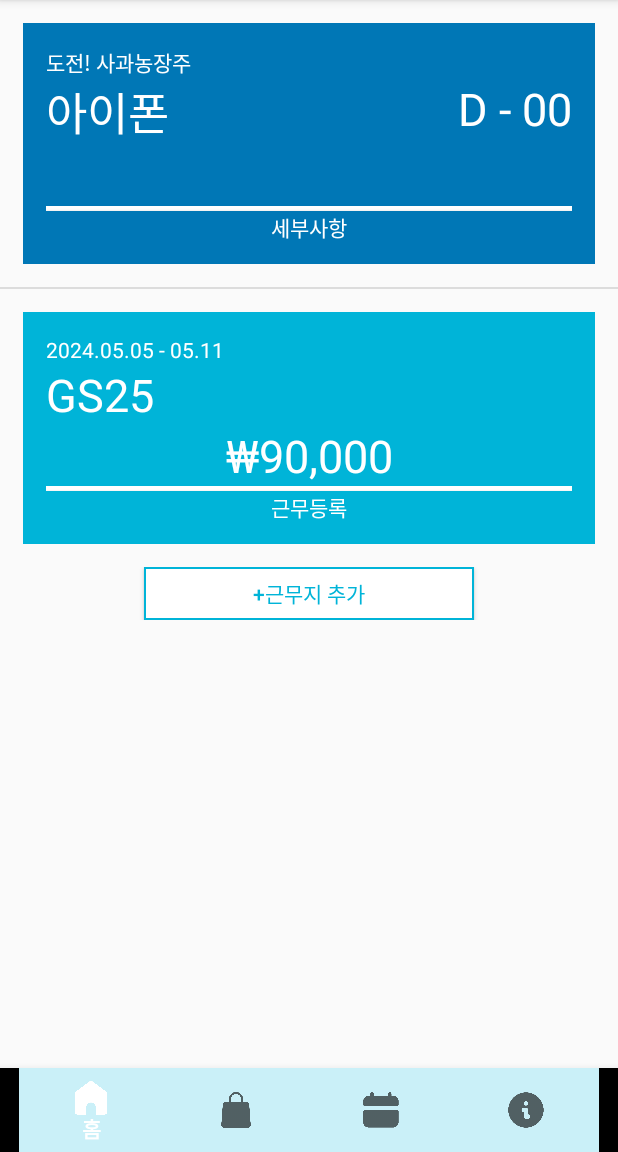
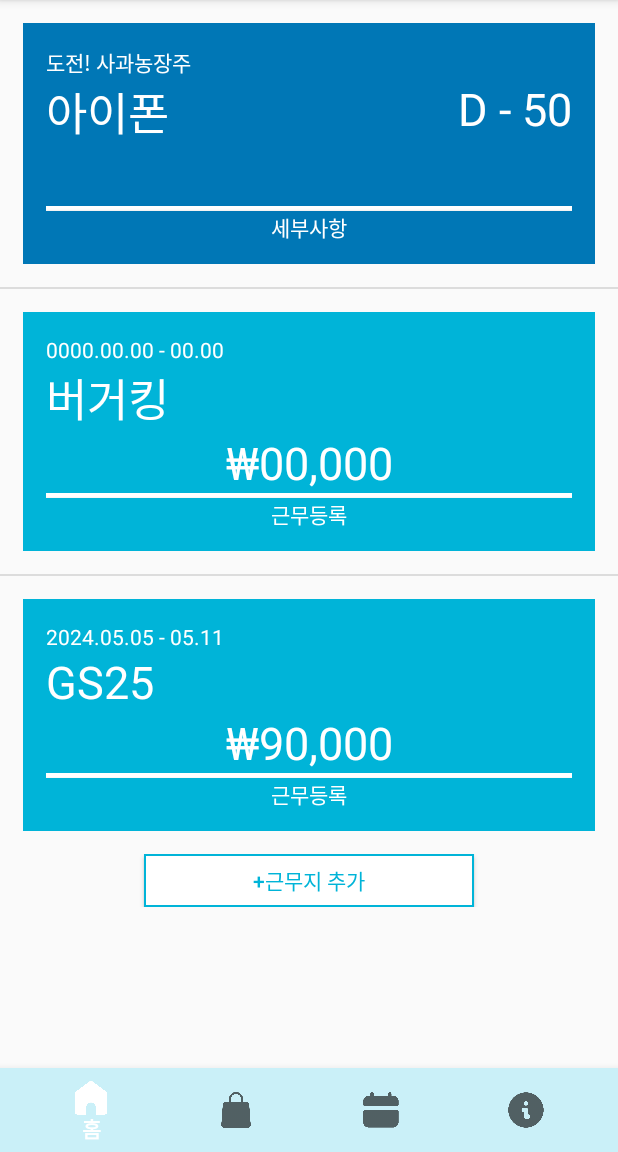
Before and after one commit to Njongwook/24-1-MCTeamProject, an Android app: the screen it shows after launch (NaviActivity), on a phone screen of 412 x 824 dp, the part 84-1236 px from its top. Run offline under Robolectric (Android 15) with nearby library versions, the phone set to English and light mode, and no system bars.

```diff
--- a/app/src/main/java/com/example/timeconversionapplication/Dday.kt
+++ b/app/src/main/java/com/example/timeconversionapplication/Dday.kt
@@ -4,5 +4,6 @@ class Dday (val Dtime: Int,
             val Dday: Int,
             val product_name: String,
             val product_price: Int,
+            val product_memo: String,
             val place_name: String,
             val hourly: Int)
--- a/app/src/main/java/com/example/timeconversionapplication/HomeFragment.kt
+++ b/app/src/main/java/com/example/timeconversionapplication/HomeFragment.kt
@@ -28,6 +28,8 @@ class HomeFragment : Fragment() {
     lateinit var binding: FragmentHomeBinding
     private lateinit var dbHelper: MyDatabase.MyDBHelper
     private lateinit var adapter: MyAdapter
+    private lateinit var adapter2: MyAdapter
+    private lateinit var adapter3: MyAdapter
 
 //    private var param1: String? = null
 //    private var param2: String? = null
@@ -46,7 +48,7 @@ class HomeFragment : Fragment() {
         val db = dbHelper.writableDatabase
         Log.d("TAG", "START")
 
-        // Product 데이터 삽입
+        // SAMPLE : Product 데이터 삽입
         val productArr = mutableListOf(
             Product("아이폰", 1500000, "도전! 사과농장주")
         )
@@ -66,6 +68,55 @@ class HomeFragment : Fragment() {
                 db.update(myentry.TABLE_NAME, products, "${myentry.product_name} LIKE ?", arrayOf(entry.product_name))
             }
         }
+
+        // SAMPLE : Dday 데이터 삽입
+        val ddayArr = mutableListOf(
+            Dday(100, 50, "아이폰", 1500000, "도전! 사과농장주", "버거킹", 10000)
+        )
+        for (entry in ddayArr) {
+            val myentry = MyDatabase.MyDBContract.Dday
+            val ddays = ContentValues().apply {
+                put(myentry.Dtime, entry.Dtime)
+                put(myentry.Dday, entry.Dday)
+                put(myentry.product_name, entry.product_name)
+                put(myentry.product_price, entry.product_price)
+                put(myentry.product_memo, entry.product_memo)
+                put(myentry.place_name, entry.place_name)
+                put(myentry.hourly, entry.hourly)
+            }
+            Log.d("TAG", "Ddays:$ddays")
+
+            try {
+                val newRowId = db.insertOrThrow(myentry.TABLE_NAME, null, ddays)
+                Log.d("TAG", newRowId.toString())
+            } catch (e: SQLiteConstraintException) {
+                db.update(myentry.TABLE_NAME, ddays, "${myentry.product_name} LIKE ?", arrayOf(entry.product_name))
+            }
+        }
+
+        // SAMPLE : WorkPlace 데이터 삽입
+        val placeArr = mutableListOf(
+            WorkPlace("버거킹", 3, 15, 10000, 1, 1)
+        )
+        for (entry in placeArr) {
+            val myentry = MyDatabase.MyDBContract.WorkPlace
+            val products = ContentValues().apply {
+                put(myentry.place_name, entry.place_name)
+                put(myentry.salary_style, entry.salary_style)
+                put(myentry.salary_day, entry.salary_day)
+                put(myentry.hourly, entry.hourly)
+                put(myentry.tax, entry.tax)
+                put(myentry.insurance, entry.insurance)
+            }
+            Log.d("TAG", "Products:$products")
+
+            try {
+                val newRowId = db.insertOrThrow(myentry.TABLE_NAME, null, products)
+                Log.d("TAG", newRowId.toString())
+            } catch (e: SQLiteConstraintException) {
+                db.update(myentry.TABLE_NAME, products, "${myentry.place_name} LIKE ?", arrayOf(entry.place_name))
+            }
+        }
     }
 
     override fun onCreateView(
@@ -78,16 +129,23 @@ class HomeFragment : Fragment() {
             startActivity(intent)
         }
 
-        // RecyclerView 설정
+        // RecyclerView 설정 - recyclerView1은 상품 정보, recyclerView2 는 근무 정보
         binding.recyclerView1.layoutManager = LinearLayoutManager(requireContext())
         binding.recyclerView1.addItemDecoration(DividerItemDecoration(requireContext(), LinearLayoutManager.VERTICAL))
+        binding.recyclerView2.layoutManager = LinearLayoutManager(requireContext())
+        binding.recyclerView2.addItemDecoration(DividerItemDecoration(requireContext(), LinearLayoutManager.VERTICAL))
 
-        // 데이터베이스에서 Product 데이터 가져오기
-        val productList = dbHelper.selectAll(MyDatabase.MyDBContract.Product.TABLE_NAME, Product::class.java)
+        // 데이터베이스에서 Dday 데이터 가져오기
+        val productList = dbHelper.selectAll(MyDatabase.MyDBContract.Dday.TABLE_NAME, Dday::class.java)
+
+        // 데이터베이스에서 WorkPlace 데이터 가져오기
+        val placeList = dbHelper.selectAll(MyDatabase.MyDBContract.WorkPlace.TABLE_NAME, WorkPlace::class.java)
 
         // 어댑터 설정 및 RecyclerView에 어댑터 할당
         adapter = MyAdapter(productList as MutableList<Any>)
         binding.recyclerView1.adapter = adapter
+        adapter3 = MyAdapter(placeList as MutableList<Any>)
+        binding.recyclerView2.adapter = adapter3
 
         return binding.root
     }
--- a/app/src/main/java/com/example/timeconversionapplication/MyAdapter.kt
+++ b/app/src/main/java/com/example/timeconversionapplication/MyAdapter.kt
@@ -1,5 +1,6 @@
 package com.example.timeconversionapplication
 
+import android.util.Log
 import android.view.LayoutInflater
 import android.view.ViewGroup
 import androidx.recyclerview.widget.RecyclerView
@@ -17,39 +18,25 @@ class MyAdapter(private var dataSet: MutableList<Any>): RecyclerView.Adapter<Rec
     }
 
     inner class ProductViewHolder(val binding: ListProductBinding) : RecyclerView.ViewHolder(binding.root) {
-        fun bind(product: Product) {
-            binding.memo.text = product.memo
-            binding.productName.text = product.product_name
+        fun bind(dday: Dday) {
+            binding.memo.text = dday.product_memo
+            binding.productName.text = dday.product_name
+            binding.dday.text = dday.Dday.toString()
         }
     }
-
-//    inner class ProductViewHolder(val binding: ListProductBinding) : RecyclerView.ViewHolder(binding.root) {
-//        fun bind(product: Product, dday: Dday) {
-//            binding.memo.text = product.memo
-//            binding.productName.text = product.product_name
-//            binding.dday.text = dday.Dday.toString()
-//        }
-//    }
-
-//    inner class ProductViewHolder(val binding: ListProductBinding) : RecyclerView.ViewHolder(binding.root) {
-//        fun bind(data: Any) {
-//            if (data is Product && data.dday != null) {
-//                binding.memo.text = data.memo
-//                binding.productName.text = data.product_name
-//                binding.dday.text = data.dday.Dday.toString()
-//            }
-//        }
-//    }
 
     override fun getItemCount(): Int {
         return dataSet.size
     }
 
     override fun getItemViewType(position: Int): Int {
-        return when (dataSet[position]) {
+        return when (val item = dataSet[position]) {
             is WorkPlace -> VIEW_TYPE_PLACE
-            is Product -> VIEW_TYPE_PRODUCT
-            else -> throw IllegalArgumentException("Invalid data at position $position")
+            is Dday -> VIEW_TYPE_PRODUCT
+            else -> {
+                Log.e("MyAdapter", "Invalid data at position $position: ${item::class.java.simpleName}")
+                throw IllegalArgumentException("Invalid data at position $position")
+            }
         }
     }
 
@@ -75,28 +62,12 @@ class MyAdapter(private var dataSet: MutableList<Any>): RecyclerView.Adapter<Rec
             }
             VIEW_TYPE_PRODUCT -> {
                 val productHolder = holder as ProductViewHolder
-                val product = dataSet[position] as? Product ?: return
-                productHolder.bind(product)
+                val dday = dataSet[position] as? Dday ?: return
+                productHolder.bind(dday)
             }
             else -> throw IllegalArgumentException("Invalid view holder type")
         }
     }
-
-//    override fun onBindViewHolder(holder: RecyclerView.ViewHolder, position: Int) {
-//        when (holder.itemViewType) {
-//            VIEW_TYPE_PLACE -> {
-//                val placeHolder = holder as PlaceViewHolder
-//                placeHolder.bind(dataSet[position] as WorkPlace)
-//            }
-//            VIEW_TYPE_PRODUCT -> {
-//                val productHolder = holder as ProductViewHolder
-//                val product = dataSet[position] as? Product ?: return
-//                val dday = dataSet[position] as? Dday ?: return
-//                productHolder.bind(product, dday)
-//            }
-//            else -> throw IllegalArgumentException("Invalid view holder type")
-//        }
-//    }
 
     fun setList(newList: MutableList<Any>) {
         this.dataSet = newList
--- a/app/src/main/java/com/example/timeconversionapplication/MyDatabase.kt
+++ b/app/src/main/java/com/example/timeconversionapplication/MyDatabase.kt
@@ -36,6 +36,7 @@ class MyDatabase {
             const val Dtime = "Dtime"
             const val Dday = "Dday"
             const val product_name = "product_name"
+            const val product_memo = "product_memo"
             const val product_price = "product_price"
             const val place_name = "place_name"
             const val hourly = "hourly"
@@ -74,6 +75,7 @@ class MyDatabase {
                     "${MyDBContract.Dday.Dday} INTEGER," +
                     "${MyDBContract.Dday.product_name} TEXT," +
                     "${MyDBContract.Dday.product_price} INTEGER," +
+                    "${MyDBContract.Dday.product_memo} TEXT," +
                     "${MyDBContract.Dday.place_name} TEXT," +
                     "${MyDBContract.Dday.hourly} INTEGER," +
                     "PRIMARY KEY (${MyDBContract.Dday.product_name}, ${MyDBContract.Dday.Dday})," +
@@ -82,6 +84,9 @@ class MyDatabase {
                     "ON DELETE SET NULL," +
                     "CONSTRAINT PRICE_DDAY_FK FOREIGN KEY (${MyDBContract.Dday.product_price})" +
                     "REFERENCES ${MyDBContract.Product.TABLE_NAME} (${MyDBContract.Product.price})" +
+                    "ON DELETE SET NULL," +
+                    "CONSTRAINT MEMO_DDAY_FK FOREIGN KEY (${MyDBContract.Dday.product_memo})" +
+                    "REFERENCES ${MyDBContract.Product.TABLE_NAME} (${MyDBContract.Product.memo})" +
                     "ON DELETE SET NULL," +
                     "CONSTRAINT PLACE_NAME_DDAY_FK FOREIGN KEY (${MyDBContract.Dday.place_name})" +
                     "REFERENCES ${MyDBContract.WorkPlace.TABLE_NAME} (${MyDBContract.WorkPlace.place_name})" +
@@ -161,14 +166,15 @@ class MyDatabase {
                             )
                         }
                         Dday::class.java -> {
-                            readList.add(clazz.getConstructor(Int::class.java, Int::class.java, String::class.java, Int::class.java, String::class.java, Int::class.java,)
+                            readList.add(clazz.getConstructor(Int::class.java, Int::class.java, String::class.java, Int::class.java, String::class.java, String::class.java, Int::class.java,)
                                 .newInstance(
                                     cursor.getInt(0),
                                     cursor.getInt(1),
                                     cursor.getString(2),
                                     cursor.getInt(3),
                                     cursor.getString(4),
-                                    cursor.getInt(5),
+                                    cursor.getString(5),
+                                    cursor.getInt(6),
                                 ) as T
                             )
                         }
--- a/app/src/main/res/layout/activity_navi.xml
+++ b/app/src/main/res/layout/activity_navi.xml
@@ -16,7 +16,7 @@
         android:layout_width="match_parent"
         android:layout_height="wrap_content"
         android:layout_weight="1"
-        app:itemBackground="@color/blue1"
+        app:backgroundTint="@color/blue1"
         app:layout_constraintBottom_toBottomOf="parent"
         app:menu="@menu/navi_menu"
         tools:ignore="MissingConstraints" />
--- a/app/src/main/res/layout/list_product.xml
+++ b/app/src/main/res/layout/list_product.xml
@@ -34,10 +34,16 @@
             android:gravity="right">
 
             <TextView
+                android:layout_width="wrap_content"
+                android:layout_height="wrap_content"
+                android:text="D - "
+                android:textColor="@color/white"
+                android:textSize="30sp" />
+            <TextView
                 android:id="@+id/dday"
                 android:layout_width="wrap_content"
                 android:layout_height="wrap_content"
-                android:text="D - 00"
+                android:text="00"
                 android:textColor="@color/white"
                 android:textSize="30sp" />
         </LinearLayout>
```
